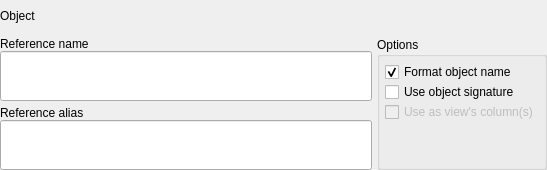
Qt form libs/libgui/ui/dbobjects/referenceswidget.ui (nullptrlabs/pgmodeler) before a commit.
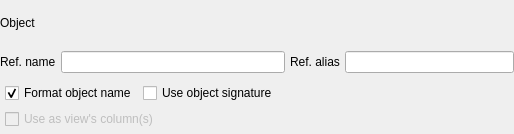
The same form after that commit.

Commit message: Adjusting the view definition tab (WIP)

```diff
--- a/libs/libgui/ui/dbobjects/referenceswidget.ui
+++ b/libs/libgui/ui/dbobjects/referenceswidget.ui
@@ -6,8 +6,8 @@
    <rect>
     <x>0</x>
     <y>0</y>
-    <width>547</width>
-    <height>170</height>
+    <width>514</width>
+    <height>134</height>
    </rect>
   </property>
   <property name="windowTitle">
@@ -29,27 +29,55 @@
    <property name="spacing">
     <number>5</number>
    </property>
-   <item row="0" column="0" colspan="2">
-    <layout class="QVBoxLayout" name="object_lt">
-     <property name="spacing">
-      <number>0</number>
+   <item row="0" column="0">
+    <widget class="QLabel" name="object_lbl">
+     <property name="sizePolicy">
+      <sizepolicy hsizetype="Fixed" vsizetype="Preferred">
+       <horstretch>0</horstretch>
+       <verstretch>0</verstretch>
+      </sizepolicy>
      </property>
-     <item>
-      <widget class="QLabel" name="object_lbl">
-       <property name="text">
-        <string>Object</string>
-       </property>
-      </widget>
-     </item>
-    </layout>
+     <property name="text">
+      <string>Object</string>
+     </property>
+    </widget>
+   </item>
+   <item row="0" column="1" colspan="2">
+    <widget class="QWidget" name="ref_obj_parent" native="true"/>
    </item>
    <item row="1" column="0">
-    <layout class="QVBoxLayout" name="verticalLayout">
-     <property name="spacing">
-      <number>0</number>
+    <widget class="QLabel" name="ref_name_lbl">
+     <property name="sizePolicy">
+      <sizepolicy hsizetype="Fixed" vsizetype="Fixed">
+       <horstretch>0</horstretch>
+       <verstretch>0</verstretch>
+      </sizepolicy>
      </property>
+     <property name="text">
+      <string>Ref. name</string>
+     </property>
+    </widget>
+   </item>
+   <item row="1" column="1">
+    <widget class="QLineEdit" name="ref_name_edt">
+     <property name="sizePolicy">
+      <sizepolicy hsizetype="Expanding" vsizetype="Preferred">
+       <horstretch>0</horstretch>
+       <verstretch>0</verstretch>
+      </sizepolicy>
+     </property>
+     <property name="toolTip">
+      <string>&lt;p&gt;The name of the reference to an object. All occurrences of the reference enclosed by &lt;strong&gt;{}&lt;/strong&gt; are replaced by the referenced object's name or signature in the SQL code.&lt;/p&gt;</string>
+     </property>
+     <property name="statusTip">
+      <string/>
+     </property>
+    </widget>
+   </item>
+   <item row="1" column="2">
+    <layout class="QHBoxLayout" name="horizontalLayout">
      <item>
-      <widget class="QLabel" name="ref_name_lbl">
+      <widget class="QLabel" name="ref_alias_lbl">
        <property name="sizePolicy">
         <sizepolicy hsizetype="Fixed" vsizetype="Fixed">
          <horstretch>0</horstretch>
@@ -57,12 +85,12 @@
         </sizepolicy>
        </property>
        <property name="text">
-        <string>Reference name</string>
+        <string>Ref. alias</string>
        </property>
       </widget>
      </item>
      <item>
-      <widget class="QLineEdit" name="ref_name_edt">
+      <widget class="QLineEdit" name="ref_alias_edt">
        <property name="sizePolicy">
         <sizepolicy hsizetype="Expanding" vsizetype="Preferred">
          <horstretch>0</horstretch>
@@ -79,21 +107,15 @@
      </item>
     </layout>
    </item>
-   <item row="1" column="1" rowspan="2">
-    <widget class="QGroupBox" name="options_gb">
+   <item row="2" column="0" colspan="3">
+    <widget class="QFrame" name="options_frm">
      <property name="sizePolicy">
-      <sizepolicy hsizetype="Preferred" vsizetype="Expanding">
+      <sizepolicy hsizetype="Preferred" vsizetype="Fixed">
        <horstretch>0</horstretch>
        <verstretch>0</verstretch>
       </sizepolicy>
      </property>
-     <property name="title">
-      <string>Options</string>
-     </property>
-     <layout class="QVBoxLayout" name="verticalLayout_4">
-      <property name="spacing">
-       <number>0</number>
-      </property>
+     <layout class="QGridLayout" name="gridLayout">
       <property name="leftMargin">
        <number>5</number>
       </property>
@@ -106,35 +128,13 @@
       <property name="bottomMargin">
        <number>5</number>
       </property>
-      <item>
-       <widget class="QCheckBox" name="format_name_chk">
-        <property name="sizePolicy">
-         <sizepolicy hsizetype="Fixed" vsizetype="Fixed">
-          <horstretch>0</horstretch>
-          <verstretch>0</verstretch>
-         </sizepolicy>
-        </property>
-        <property name="toolTip">
-         <string>&lt;p&gt;The referenced object's name, alias and signature will be automatically quoted when special characters are found. Additionally, for schema qualified objects, the name of the parent schema is prepended to the referenced object's name or signature. This will avoid common SQL syntax errors or loss of semantics.&lt;/p&gt;</string>
-        </property>
-        <property name="statusTip">
-         <string/>
-        </property>
-        <property name="text">
-         <string>Format object name</string>
-        </property>
-        <property name="checked">
-         <bool>true</bool>
-        </property>
-       </widget>
-      </item>
-      <item>
+      <item row="0" column="1">
        <widget class="QCheckBox" name="use_signature_chk">
         <property name="enabled">
          <bool>true</bool>
         </property>
         <property name="sizePolicy">
-         <sizepolicy hsizetype="Fixed" vsizetype="Fixed">
+         <sizepolicy hsizetype="Expanding" vsizetype="Fixed">
           <horstretch>0</horstretch>
           <verstretch>0</verstretch>
          </sizepolicy>
@@ -153,13 +153,13 @@
         </property>
        </widget>
       </item>
-      <item>
+      <item row="2" column="0" colspan="2">
        <widget class="QCheckBox" name="use_columns_chk">
         <property name="enabled">
          <bool>false</bool>
         </property>
         <property name="sizePolicy">
-         <sizepolicy hsizetype="Fixed" vsizetype="Fixed">
+         <sizepolicy hsizetype="Expanding" vsizetype="Fixed">
           <horstretch>0</horstretch>
           <verstretch>0</verstretch>
          </sizepolicy>
@@ -175,58 +175,31 @@
         </property>
        </widget>
       </item>
-      <item>
-       <spacer name="verticalSpacer">
-        <property name="orientation">
-         <enum>Qt::Orientation::Vertical</enum>
+      <item row="0" column="0">
+       <widget class="QCheckBox" name="format_name_chk">
+        <property name="sizePolicy">
+         <sizepolicy hsizetype="Fixed" vsizetype="Fixed">
+          <horstretch>0</horstretch>
+          <verstretch>0</verstretch>
+         </sizepolicy>
         </property>
-        <property name="sizeHint" stdset="0">
-         <size>
-          <width>20</width>
-          <height>40</height>
-         </size>
+        <property name="toolTip">
+         <string>&lt;p&gt;The referenced object's name, alias and signature will be automatically quoted when special characters are found. Additionally, for schema qualified objects, the name of the parent schema is prepended to the referenced object's name or signature. This will avoid common SQL syntax errors or loss of semantics.&lt;/p&gt;</string>
         </property>
-       </spacer>
+        <property name="statusTip">
+         <string/>
+        </property>
+        <property name="text">
+         <string>Format object name</string>
+        </property>
+        <property name="checked">
+         <bool>true</bool>
+        </property>
+       </widget>
       </item>
      </layout>
     </widget>
    </item>
-   <item row="2" column="0">
-    <layout class="QVBoxLayout" name="verticalLayout_2">
-     <property name="spacing">
-      <number>0</number>
-     </property>
-     <item>
-      <widget class="QLabel" name="ref_alias_lbl">
-       <property name="sizePolicy">
-        <sizepolicy hsizetype="Fixed" vsizetype="Fixed">
-         <horstretch>0</horstretch>
-         <verstretch>0</verstretch>
-        </sizepolicy>
-       </property>
-       <property name="text">
-        <string>Reference alias</string>
-       </property>
-      </widget>
-     </item>
-     <item>
-      <widget class="QLineEdit" name="ref_alias_edt">
-       <property name="sizePolicy">
-        <sizepolicy hsizetype="Expanding" vsizetype="Preferred">
-         <horstretch>0</horstretch>
-         <verstretch>0</verstretch>
-        </sizepolicy>
-       </property>
-       <property name="toolTip">
-        <string>&lt;p&gt;The alias of the reference to an object. All occurrences of the reference enclosed by &lt;strong&gt;@{}&lt;/strong&gt; are replaced by the referenced object's alias in the SQL code.&lt;/p&gt;</string>
-       </property>
-       <property name="statusTip">
-        <string/>
-       </property>
-      </widget>
-     </item>
-    </layout>
-   </item>
   </layout>
  </widget>
  <resources/>
```
Left out of the diff: 4 changed lines with no effect on the pictures. The commit also changes 3 other files.
